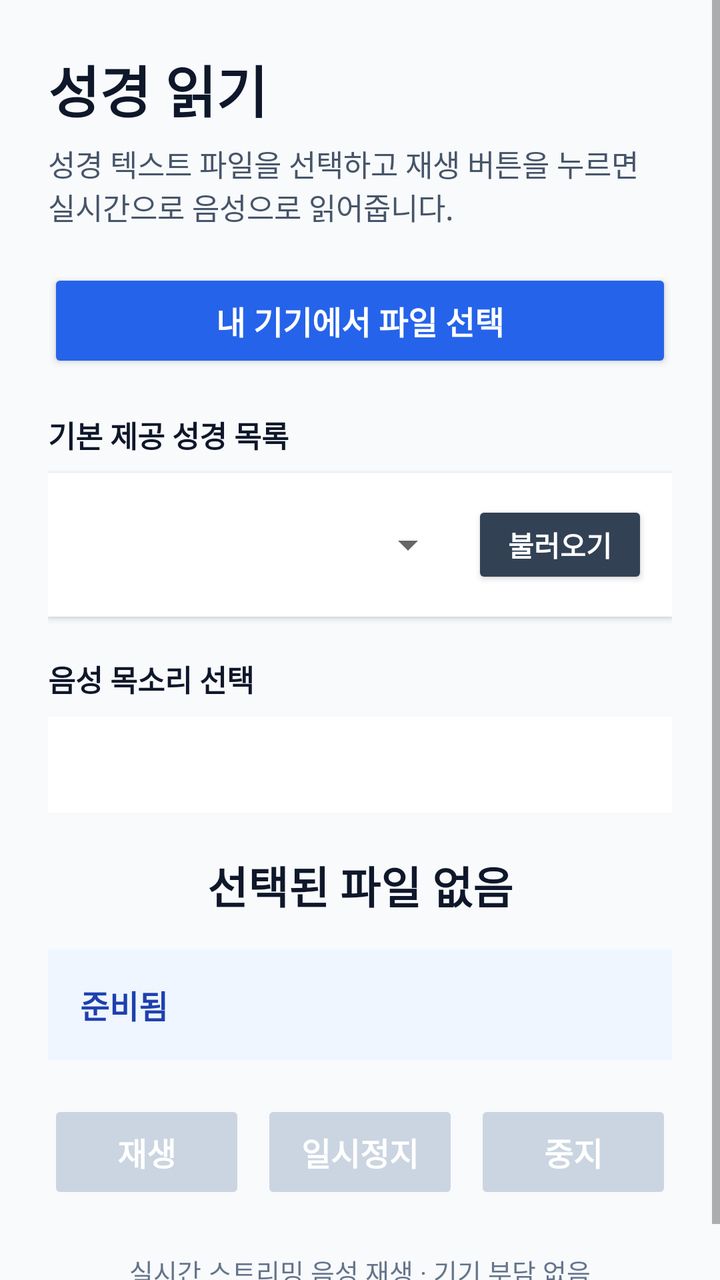
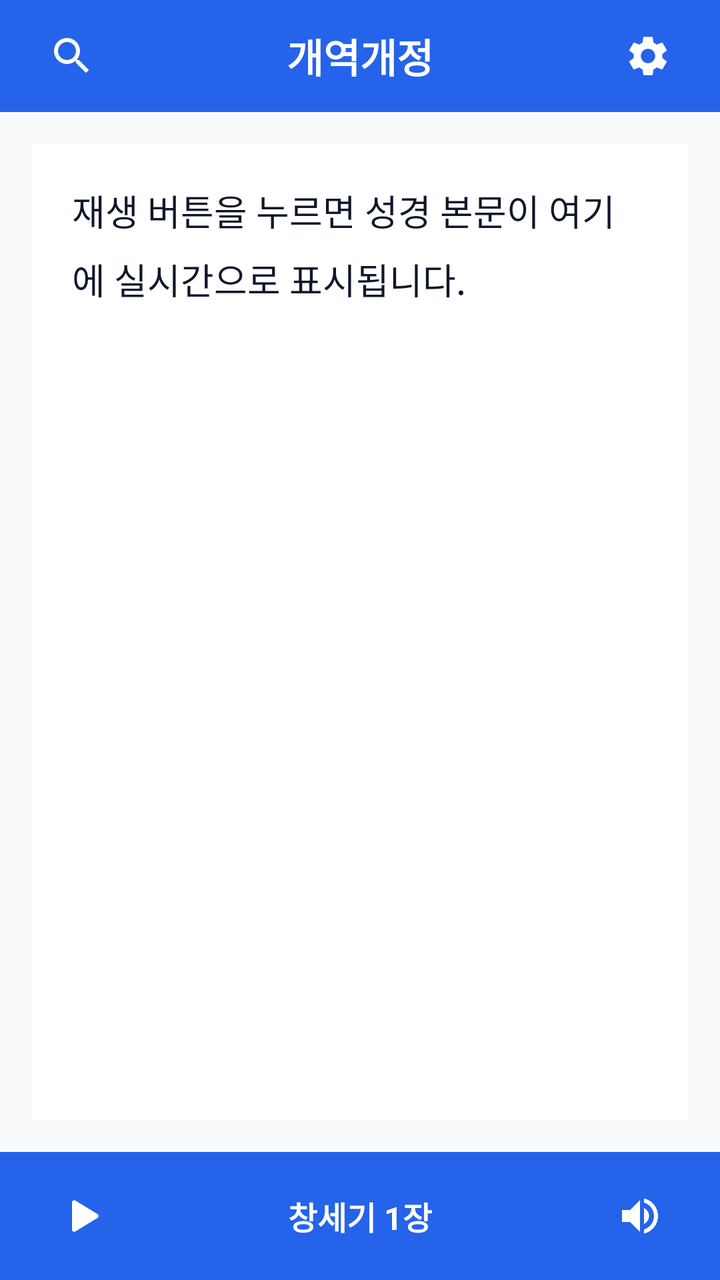

An Android layout rendered at two revisions. The XML below is the earlier revision; the diff shows what the commit changed to produce the second picture.
<!-- AndroidManifest.xml: application theme android:Theme.Material.Light.NoActionBar -->
<!-- res/layout/activity_main.xml -->
<ScrollView xmlns:android="http://schemas.android.com/apk/res/android"
    android:layout_width="match_parent"
    android:layout_height="match_parent"
    android:background="#F8FAFC"
    android:fitsSystemWindows="true"
    android:fillViewport="true">

    <LinearLayout
        android:layout_width="match_parent"
        android:layout_height="wrap_content"
        android:orientation="vertical"
        android:padding="24dp">

        <TextView
            android:layout_width="match_parent"
            android:layout_height="wrap_content"
            android:text="@string/title_bible_reader"
            android:textColor="#0F172A"
            android:textSize="28sp"
            android:textStyle="bold" />

        <TextView
            android:id="@+id/instructions"
            android:layout_width="match_parent"
            android:layout_height="wrap_content"
            android:layout_marginTop="6dp"
            android:text="성경 텍스트 파일을 선택하고 재생 버튼을 누르면 실시간으로 음성으로 읽어줍니다."
            android:textColor="#475569"
            android:textSize="15sp" />

        
        <Button
            android:id="@+id/selectFileButton"
            android:layout_width="match_parent"
            android:layout_height="52dp"
            android:layout_marginTop="20dp"
            android:backgroundTint="@color/btn_primary_tint"
            android:text="@string/btn_select_file"
            android:textColor="#FFFFFF"
            android:textSize="16sp"
            android:textStyle="bold" />

        
        <TextView
            android:layout_width="match_parent"
            android:layout_height="wrap_content"
            android:layout_marginTop="20dp"
            android:text="@string/label_default_bibles"
            android:textColor="#0F172A"
            android:textSize="15sp"
            android:textStyle="bold" />

        <LinearLayout
            android:layout_width="match_parent"
            android:layout_height="wrap_content"
            android:layout_marginTop="8dp"
            android:background="#FFFFFF"
            android:elevation="2dp"
            android:gravity="center_vertical"
            android:orientation="horizontal"
            android:padding="12dp">

            <Spinner
                android:id="@+id/assetSpinner"
                android:layout_width="0dp"
                android:layout_height="wrap_content"
                android:layout_weight="1"
                android:minHeight="48dp" />

            <Button
                android:id="@+id/loadAssetButton"
                android:layout_width="wrap_content"
                android:layout_height="44dp"
                android:layout_marginStart="8dp"
                android:backgroundTint="@color/btn_secondary_tint"
                android:text="@string/btn_load_asset"
                android:textColor="#FFFFFF"
                android:textStyle="bold" />
        </LinearLayout>

        
        <TextView
            android:layout_width="match_parent"
            android:layout_height="wrap_content"
            android:layout_marginTop="20dp"
            android:text="음성 목소리 선택"
            android:textColor="#0F172A"
            android:textSize="15sp"
            android:textStyle="bold" />

        <Spinner
            android:id="@+id/voiceSpinner"
            android:layout_width="match_parent"
            android:layout_height="wrap_content"
            android:layout_marginTop="8dp"
            android:background="#FFFFFF"
            android:minHeight="48dp"
            android:padding="8dp" />

        
        <TextView
            android:id="@+id/selectedFile"
            android:layout_width="match_parent"
            android:layout_height="wrap_content"
            android:layout_marginTop="20dp"
            android:gravity="center"
            android:text="@string/selected_file_none"
            android:textColor="#0F172A"
            android:textSize="22sp"
            android:textStyle="bold" />

        
        <TextView
            android:id="@+id/status"
            android:layout_width="match_parent"
            android:layout_height="wrap_content"
            android:layout_marginTop="16dp"
            android:background="#EFF6FF"
            android:padding="16dp"
            android:text="@string/status_ready"
            android:textColor="#1E40AF"
            android:textSize="16sp"
            android:textStyle="bold" />

        
        <LinearLayout
            android:layout_width="match_parent"
            android:layout_height="wrap_content"
            android:layout_marginTop="20dp"
            android:orientation="horizontal">

            <Button
                android:id="@+id/playButton"
                android:layout_width="0dp"
                android:layout_height="52dp"
                android:layout_weight="1"
                android:backgroundTint="@color/btn_play_tint"
                android:enabled="false"
                android:text="@string/btn_play"
                android:textColor="#FFFFFF"
                android:textSize="16sp"
                android:textStyle="bold" />

            <Button
                android:id="@+id/pauseButton"
                android:layout_width="0dp"
                android:layout_height="52dp"
                android:layout_marginStart="8dp"
                android:layout_weight="1"
                android:backgroundTint="@color/btn_pause_tint"
                android:enabled="false"
                android:text="@string/btn_pause"
                android:textColor="#FFFFFF"
                android:textSize="16sp"
                android:textStyle="bold" />

            <Button
                android:id="@+id/stopButton"
                android:layout_width="0dp"
                android:layout_height="52dp"
                android:layout_marginStart="8dp"
                android:layout_weight="1"
                android:backgroundTint="@color/btn_stop_tint"
                android:enabled="false"
                android:text="@string/btn_stop"
                android:textColor="#FFFFFF"
                android:textSize="16sp"
                android:textStyle="bold" />
        </LinearLayout>

        <TextView
            android:id="@+id/outputInfo"
            android:layout_width="match_parent"
            android:layout_height="wrap_content"
            android:layout_marginTop="24dp"
            android:gravity="center"
            android:text="실시간 스트리밍 음성 재생 · 기기 부담 없음"
            android:textColor="#64748B"
            android:textSize="13sp" />
    </LinearLayout>
</ScrollView>
<!-- resources referenced by this layout -->
<resources>
  <string name="btn_load_asset">불러오기</string>
  <string name="btn_pause">일시정지</string>
  <string name="btn_play">재생</string>
  <string name="btn_select_file">내 기기에서 파일 선택</string>
  <string name="btn_stop">중지</string>
  <string name="label_default_bibles">기본 제공 성경 목록</string>
  <string name="selected_file_none">선택된 파일 없음</string>
  <string name="status_ready">준비됨</string>
  <string name="title_bible_reader">성경 읽기</string>
</resources>

<!-- the commit's change to res/layout/activity_main.xml (unified diff, before → after) -->
@@ -1,181 +1,117 @@
-<ScrollView xmlns:android="http://schemas.android.com/apk/res/android"
+<?xml version="1.0" encoding="utf-8"?>
+<LinearLayout xmlns:android="http://schemas.android.com/apk/res/android"
     android:layout_width="match_parent"
     android:layout_height="match_parent"
     android:background="#F8FAFC"
     android:fitsSystemWindows="true"
-    android:fillViewport="true">
+    android:orientation="vertical">
 
+    
     <LinearLayout
         android:layout_width="match_parent"
-        android:layout_height="wrap_content"
-        android:orientation="vertical"
-        android:padding="24dp">
+        android:layout_height="56dp"
+        android:background="#2563EB"
+        android:gravity="center_vertical"
+        android:orientation="horizontal"
+        android:paddingHorizontal="12dp">
 
+        
+        <ImageButton
+            android:id="@+id/searchIconButton"
+            android:layout_width="48dp"
+            android:layout_height="48dp"
+            android:background="?android:attr/selectableItemBackgroundBorderless"
+            android:contentDescription="성경 검색"
+            android:src="@drawable/ic_search" />
+
+        
         <TextView
+            android:id="@+id/bibleTitleTextView"
+            android:layout_width="0dp"
+            android:layout_height="wrap_content"
+            android:layout_weight="1"
+            android:gravity="center"
+            android:text="개역개정"
+            android:textColor="#FFFFFF"
+            android:textSize="20sp"
+            android:textStyle="bold" />
+
+        
+        <ImageButton
+            android:id="@+id/settingsIconButton"
+            android:layout_width="48dp"
+            android:layout_height="48dp"
+            android:background="?android:attr/selectableItemBackgroundBorderless"
+            android:contentDescription="옵션 설정"
+            android:src="@drawable/ic_settings" />
+    </LinearLayout>
+
+    
+    <ScrollView
+        android:id="@+id/bibleScrollView"
+        android:layout_width="match_parent"
+        android:layout_height="0dp"
+        android:layout_weight="1"
+        android:fillViewport="true"
+        android:padding="16dp">
+
+        <LinearLayout
             android:layout_width="match_parent"
             android:layout_height="wrap_content"
-            android:text="@string/title_bible_reader"
-            android:textColor="#0F172A"
-            android:textSize="28sp"
-            android:textStyle="bold" />
+            android:background="#FFFFFF"
+            android:elevation="2dp"
+            android:orientation="vertical"
+            android:padding="20dp">
 
-        <TextView
-            android:id="@+id/instructions"
-            android:layout_width="match_parent"
-            android:layout_height="wrap_content"
-            android:layout_marginTop="6dp"
-            android:text="성경 텍스트 파일을 선택하고 재생 버튼을 누르면 실시간으로 음성으로 읽어줍니다."
-            android:textColor="#475569"
-            android:textSize="15sp" />
+            <TextView
+                android:id="@+id/bibleTextView"
+                android:layout_width="match_parent"
+                android:layout_height="wrap_content"
+                android:lineSpacingExtra="8dp"
+                android:text="재생 버튼을 누르면 성경 본문이 여기에 실시간으로 표시됩니다."
+                android:textColor="#0F172A"
+                android:textSize="18sp" />
+        </LinearLayout>
+    </ScrollView>
+
+    
+    <LinearLayout
+        android:layout_width="match_parent"
+        android:layout_height="64dp"
+        android:background="#2563EB"
+        android:gravity="center_vertical"
+        android:orientation="horizontal"
+        android:paddingHorizontal="16dp">
 
         
-        <Button
-            android:id="@+id/selectFileButton"
-            android:layout_width="match_parent"
-            android:layout_height="52dp"
-            android:layout_marginTop="20dp"
-            android:backgroundTint="@color/btn_primary_tint"
-            android:text="@string/btn_select_file"
+        <ImageButton
+            android:id="@+id/playPauseToggleButton"
+            android:layout_width="48dp"
+            android:layout_height="48dp"
+            android:background="?android:attr/selectableItemBackgroundBorderless"
+            android:contentDescription="재생/일시정지"
+            android:src="@drawable/ic_play" />
+
+        
+        <TextView
+            android:id="@+id/currentPositionTextView"
+            android:layout_width="0dp"
+            android:layout_height="wrap_content"
+            android:layout_weight="1"
+            android:gravity="center"
+            android:text="창세기 1장"
             android:textColor="#FFFFFF"
             android:textSize="16sp"
             android:textStyle="bold" />
 
         
-        <TextView
-            android:layout_width="match_parent"
-            android:layout_height="wrap_content"
-            android:layout_marginTop="20dp"
-            android:text="@string/label_default_bibles"
-            android:textColor="#0F172A"
-            android:textSize="15sp"
-            android:textStyle="bold" />
+        <ImageButton
+            android:id="@+id/utilityIconButton"
+            android:layout_width="48dp"
+            android:layout_height="48dp"
+            android:background="?android:attr/selectableItemBackgroundBorderless"
+            android:contentDescription="유틸리티"
+            android:src="@drawable/ic_volume" />
+    </LinearLayout>
 
-        <LinearLayout
-            android:layout_width="match_parent"
-            android:layout_height="wrap_content"
-            android:layout_marginTop="8dp"
-            android:background="#FFFFFF"
-            android:elevation="2dp"
-            android:gravity="center_vertical"
-            android:orientation="horizontal"
-            android:padding="12dp">
-
-            <Spinner
-                android:id="@+id/assetSpinner"
-                android:layout_width="0dp"
-                android:layout_height="wrap_content"
-                android:layout_weight="1"
-                android:minHeight="48dp" />
-
-            <Button
-                android:id="@+id/loadAssetButton"
-                android:layout_width="wrap_content"
-                android:layout_height="44dp"
-                android:layout_marginStart="8dp"
-                android:backgroundTint="@color/btn_secondary_tint"
-                android:text="@string/btn_load_asset"
-                android:textColor="#FFFFFF"
-                android:textStyle="bold" />
-        </LinearLayout>
-
-        
-        <TextView
-            android:layout_width="match_parent"
-            android:layout_height="wrap_content"
-            android:layout_marginTop="20dp"
-            android:text="음성 목소리 선택"
-            android:textColor="#0F172A"
-            android:textSize="15sp"
-            android:textStyle="bold" />
-
-        <Spinner
-            android:id="@+id/voiceSpinner"
-            android:layout_width="match_parent"
-            android:layout_height="wrap_content"
-            android:layout_marginTop="8dp"
-            android:background="#FFFFFF"
-            android:minHeight="48dp"
-            android:padding="8dp" />
-
-        
-        <TextView
-            android:id="@+id/selectedFile"
-            android:layout_width="match_parent"
-            android:layout_height="wrap_content"
-            android:layout_marginTop="20dp"
-            android:gravity="center"
-            android:text="@string/selected_file_none"
-            android:textColor="#0F172A"
-            android:textSize="22sp"
-            android:textStyle="bold" />
-
-        
-        <TextView
-            android:id="@+id/status"
-            android:layout_width="match_parent"
-            android:layout_height="wrap_content"
-            android:layout_marginTop="16dp"
-            android:background="#EFF6FF"
-            android:padding="16dp"
-            android:text="@string/status_ready"
-            android:textColor="#1E40AF"
-            android:textSize="16sp"
-            android:textStyle="bold" />
-
-        
-        <LinearLayout
-            android:layout_width="match_parent"
-            android:layout_height="wrap_content"
-            android:layout_marginTop="20dp"
-            android:orientation="horizontal">
-
-            <Button
-                android:id="@+id/playButton"
-                android:layout_width="0dp"
-                android:layout_height="52dp"
-                android:layout_weight="1"
-                android:backgroundTint="@color/btn_play_tint"
-                android:enabled="false"
-                android:text="@string/btn_play"
-                android:textColor="#FFFFFF"
-                android:textSize="16sp"
-                android:textStyle="bold" />
-
-            <Button
-                android:id="@+id/pauseButton"
-                android:layout_width="0dp"
-                android:layout_height="52dp"
-                android:layout_marginStart="8dp"
-                android:layout_weight="1"
-                android:backgroundTint="@color/btn_pause_tint"
-                android:enabled="false"
-                android:text="@string/btn_pause"
-                android:textColor="#FFFFFF"
-                android:textSize="16sp"
-                android:textStyle="bold" />
-
-            <Button
-                android:id="@+id/stopButton"
-                android:layout_width="0dp"
-                android:layout_height="52dp"
-                android:layout_marginStart="8dp"
-                android:layout_weight="1"
-                android:backgroundTint="@color/btn_stop_tint"
-                android:enabled="false"
-                android:text="@string/btn_stop"
-                android:textColor="#FFFFFF"
-                android:textSize="16sp"
-                android:textStyle="bold" />
-        </LinearLayout>
-
-        <TextView
-            android:id="@+id/outputInfo"
-            android:layout_width="match_parent"
-            android:layout_height="wrap_content"
-            android:layout_marginTop="24dp"
-            android:gravity="center"
-            android:text="실시간 스트리밍 음성 재생 · 기기 부담 없음"
-            android:textColor="#64748B"
-            android:textSize="13sp" />
-    </LinearLayout>
-</ScrollView>
+</LinearLayout>
<!-- resource entries referenced after the edit -->
@@ -1,13 +1,44 @@
 <!-- resources referenced by this layout -->
 <resources>
-  <string name="btn_load_asset">불러오기</string>
-  <string name="btn_pause">일시정지</string>
-  <string name="btn_play">재생</string>
-  <string name="btn_select_file">내 기기에서 파일 선택</string>
-  <string name="btn_stop">중지</string>
-  <string name="label_default_bibles">기본 제공 성경 목록</string>
-  <string name="selected_file_none">선택된 파일 없음</string>
-  <string name="status_ready">준비됨</string>
-  <string name="title_bible_reader">성경 읽기</string>
+  <!-- drawable ic_play (drawable) -->
+  <vector xmlns:android="http://schemas.android.com/apk/res/android"
+      android:width="24dp"
+      android:height="24dp"
+      android:viewportWidth="24"
+      android:viewportHeight="24">
+    <path
+        android:fillColor="#FFFFFF"
+        android:pathData="M8,5.14v13.72c0,0.86 0.94,1.39 1.68,0.92l11.16,-6.86c0.69,-0.43 0.69,-1.41 0,-1.84L9.68,4.22C8.94,3.75 8,4.28 8,5.14z"/>
+  </vector>
+  <!-- drawable ic_search (drawable) -->
+  <vector xmlns:android="http://schemas.android.com/apk/res/android"
+      android:width="24dp"
+      android:height="24dp"
+      android:viewportWidth="24"
+      android:viewportHeight="24">
+    <path
+        android:fillColor="#FFFFFF"
+        android:pathData="M15.5,14h-0.79l-0.28,-0.27C15.41,12.59 16,11.11 16,9.5 16,5.91 13.09,3 9.5,3S3,5.91 3,9.5 5.91,16 9.5,16c1.61,0 3.09,-0.59 4.23,-1.57l0.27,0.28v0.79l5,4.99L20.49,19l-4.99,-5zM9.5,14C7.01,14 5,11.99 5,9.5S7.01,5 9.5,5 14,7.01 14,9.5 11.99,14 9.5,14z"/>
+  </vector>
+  <!-- drawable ic_settings (drawable) -->
+  <vector xmlns:android="http://schemas.android.com/apk/res/android"
+      android:width="24dp"
+      android:height="24dp"
+      android:viewportWidth="24"
+      android:viewportHeight="24">
+    <path
+        android:fillColor="#FFFFFF"
+        android:pathData="M19.14,12.94c0.04,-0.3 0.06,-0.61 0.06,-0.94s-0.02,-0.64 -0.07,-0.94l2.03,-1.58c0.18,-0.14 0.23,-0.41 0.12,-0.61l-1.92,-3.32c-0.12,-0.22 -0.37,-0.29 -0.59,-0.22l-2.39,0.96c-0.5,-0.38 -1.03,-0.7 -1.62,-0.94l-0.36,-2.54c-0.04,-0.24 -0.24,-0.41 -0.48,-0.41h-3.84c-0.24,0 -0.43,0.17 -0.47,0.41l-0.36,2.54c-0.59,0.24 -1.13,0.57 -1.62,0.94l-2.39,-0.96c-0.22,-0.08 -0.47,0 -0.59,0.22L2.74,8.87c-0.12,0.21 -0.08,0.47 0.12,0.61l2.03,1.58c-0.05,0.3 -0.09,0.63 -0.09,0.94s0.02,0.64 0.07,0.94l-2.03,1.58c-0.18,0.14 -0.23,0.41 -0.12,0.61l1.92,3.32c0.12,0.22 0.37,0.29 0.59,0.22l2.39,-0.96c0.5,0.38 1.03,0.7 1.62,0.94l0.36,2.54c0.05,0.24 0.24,0.41 0.48,0.41h3.84c0.24,0 0.44,-0.17 0.47,-0.41l0.36,-2.54c0.59,-0.24 1.13,-0.56 1.62,-0.94l2.39,0.96c0.22,0.08 0.47,0 0.59,-0.22l1.92,-3.32c0.12,-0.22 0.07,-0.47 -0.12,-0.61l-2.01,-1.58zM12,15.6c-1.98,0 -3.6,-1.62 -3.6,-3.6s1.62,-3.6 3.6,-3.6 3.6,1.62 3.6,3.6 -1.62,3.6 -3.6,3.6z"/>
+  </vector>
+  <!-- drawable ic_volume (drawable) -->
+  <vector xmlns:android="http://schemas.android.com/apk/res/android"
+      android:width="24dp"
+      android:height="24dp"
+      android:viewportWidth="24"
+      android:viewportHeight="24">
+    <path
+        android:fillColor="#FFFFFF"
+        android:pathData="M3,9v6h4l5,5V4L7,9H3zm13.5,3c0,-1.77 -1.02,-3.29 -2.5,-4.03v8.05c1.48,-0.73 2.5,-2.25 2.5,-4.02zM14,3.23v2.06c2.89,0.86 5,3.54 5,6.71s-2.11,5.85 -5,6.71v2.06c4.01,-0.91 7,-4.49 7,-8.77s-2.99,-7.86 -7,-8.77z"/>
+  </vector>
 </resources>
 
